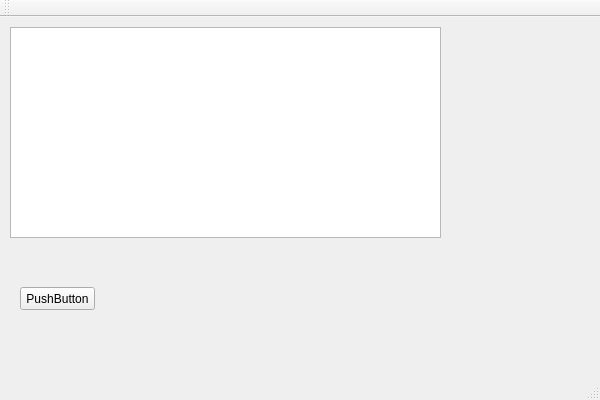
Above: HtmlPageSearcher.ui from AnatoliiKubariev/HtmlPageSearcher before the change. Below: the same form after it.
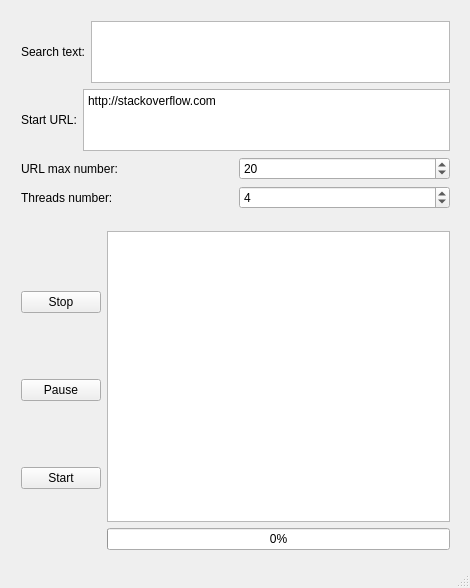
That is the form after the change.

Patch:
```diff
--- a/HtmlPageSearcher.ui
+++ b/HtmlPageSearcher.ui
@@ -6,56 +6,161 @@
    <rect>
     <x>0</x>
     <y>0</y>
-    <width>600</width>
-    <height>400</height>
+    <width>470</width>
+    <height>588</height>
    </rect>
   </property>
   <property name="windowTitle">
    <string>HtmlPageSearcher</string>
   </property>
   <widget class="QWidget" name="centralWidget">
-   <widget class="QTextEdit" name="m_text_edit">
+   <widget class="QWidget" name="layoutWidget">
     <property name="geometry">
      <rect>
       <x>10</x>
       <y>10</y>
-      <width>431</width>
-      <height>211</height>
+      <width>451</width>
+      <height>210</height>
      </rect>
     </property>
+    <layout class="QVBoxLayout" name="verticalLayout">
+     <item>
+      <layout class="QHBoxLayout" name="horizontalLayout">
+       <item>
+        <widget class="QLabel" name="m_search_text_label">
+         <property name="text">
+          <string>Search text:</string>
+         </property>
+        </widget>
+       </item>
+       <item>
+        <widget class="QPlainTextEdit" name="m_search_text_edit"/>
+       </item>
+      </layout>
+     </item>
+     <item>
+      <layout class="QHBoxLayout" name="horizontalLayout_2">
+       <item>
+        <widget class="QLabel" name="m_start_url_label">
+         <property name="text">
+          <string>Start URL:</string>
+         </property>
+        </widget>
+       </item>
+       <item>
+        <widget class="QPlainTextEdit" name="m_start_url_text_edit">
+         <property name="plainText">
+          <string>http://stackoverflow.com</string>
+         </property>
+        </widget>
+       </item>
+      </layout>
+     </item>
+     <item>
+      <layout class="QHBoxLayout" name="horizontalLayout_3">
+       <item>
+        <widget class="QLabel" name="m_max_urls_number_label">
+         <property name="text">
+          <string>URL max number:</string>
+         </property>
+        </widget>
+       </item>
+       <item>
+        <widget class="QSpinBox" name="m_url_max_number_spin_box">
+         <property name="minimum">
+          <number>1</number>
+         </property>
+         <property name="maximum">
+          <number>1000</number>
+         </property>
+         <property name="value">
+          <number>20</number>
+         </property>
+        </widget>
+       </item>
+      </layout>
+     </item>
+     <item>
+      <layout class="QHBoxLayout" name="horizontalLayout_4">
+       <item>
+        <widget class="QLabel" name="m_threads_number_label">
+         <property name="text">
+          <string>Threads number:</string>
+         </property>
+        </widget>
+       </item>
+       <item>
+        <widget class="QSpinBox" name="m_threads_number_spin_box">
+         <property name="minimum">
+          <number>1</number>
+         </property>
+         <property name="maximum">
+          <number>8</number>
+         </property>
+         <property name="value">
+          <number>4</number>
+         </property>
+        </widget>
+       </item>
+      </layout>
+     </item>
+    </layout>
    </widget>
-   <widget class="QPushButton" name="m_button_start">
+   <widget class="QWidget" name="layoutWidget">
     <property name="geometry">
      <rect>
-      <x>20</x>
-      <y>270</y>
-      <width>75</width>
-      <height>23</height>
+      <x>10</x>
+      <y>220</y>
+      <width>451</width>
+      <height>341</height>
      </rect>
     </property>
-    <property name="text">
-     <string>PushButton</string>
-    </property>
+    <layout class="QHBoxLayout" name="horizontalLayout_5">
+     <item>
+      <layout class="QVBoxLayout" name="verticalLayout_2">
+       <item>
+        <widget class="QPushButton" name="m_button_stop">
+         <property name="text">
+          <string>Stop</string>
+         </property>
+        </widget>
+       </item>
+       <item>
+        <widget class="QPushButton" name="m_button_pause">
+         <property name="text">
+          <string>Pause</string>
+         </property>
+        </widget>
+       </item>
+       <item>
+        <widget class="QPushButton" name="m_button_start">
+         <property name="text">
+          <string>Start</string>
+         </property>
+        </widget>
+       </item>
+      </layout>
+     </item>
+     <item>
+      <layout class="QVBoxLayout" name="verticalLayout_3">
+       <item>
+        <widget class="QTextEdit" name="m_text_edit"/>
+       </item>
+       <item>
+        <widget class="QProgressBar" name="m_progress_bar">
+         <property name="maximum">
+          <number>100</number>
+         </property>
+         <property name="value">
+          <number>0</number>
+         </property>
+        </widget>
+       </item>
+      </layout>
+     </item>
+    </layout>
    </widget>
   </widget>
-  <widget class="QMenuBar" name="menuBar">
-   <property name="geometry">
-    <rect>
-     <x>0</x>
-     <y>0</y>
-     <width>600</width>
-     <height>21</height>
-    </rect>
-   </property>
-  </widget>
-  <widget class="QToolBar" name="mainToolBar">
-   <attribute name="toolBarArea">
-    <enum>TopToolBarArea</enum>
-   </attribute>
-   <attribute name="toolBarBreak">
-    <bool>false</bool>
-   </attribute>
-  </widget>
   <widget class="QStatusBar" name="statusBar"/>
  </widget>
  <layoutdefault spacing="6" margin="11"/>
```
